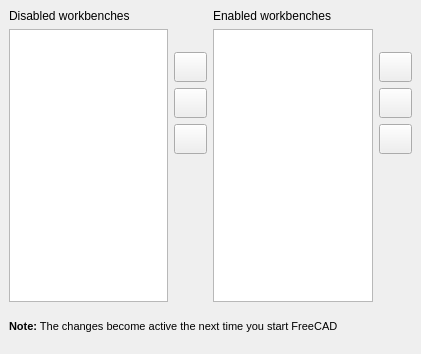
Before: the Qt Designer form src/Gui/DlgWorkbenches.ui in berndhahnebach/All_FreeCAD, drawn with Qt 5.
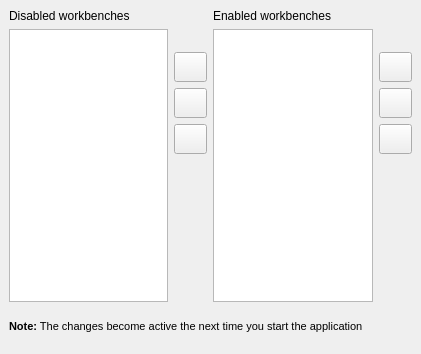
After: the same form once the commit is applied. Icons and pictures are not drawn. Custom widgets are drawn as their Qt base class.

Commit message: Improve branding by avoiding explicit use of 'FreeCAD' in tool tips

What changed in the file:
```diff
--- a/src/Gui/DlgWorkbenches.ui
+++ b/src/Gui/DlgWorkbenches.ui
@@ -237,7 +237,7 @@
    <item row="10" column="0" colspan="4">
     <widget class="QLabel" name="label">
      <property name="text">
-      <string>&lt;html&gt;&lt;head/&gt;&lt;body&gt;&lt;p&gt;&lt;span style=&quot; font-family:'MS Shell Dlg 2'; font-size:8pt; font-weight:600;&quot;&gt;Note:&lt;/span&gt;&lt;span style=&quot; font-family:'MS Shell Dlg 2'; font-size:8pt;&quot;&gt; The changes become active the next time you start FreeCAD&lt;/span&gt;&lt;/p&gt;&lt;/body&gt;&lt;/html&gt;</string>
+      <string>&lt;html&gt;&lt;head/&gt;&lt;body&gt;&lt;p&gt;&lt;span style=&quot; font-family:'MS Shell Dlg 2'; font-size:8pt; font-weight:600;&quot;&gt;Note:&lt;/span&gt;&lt;span style=&quot; font-family:'MS Shell Dlg 2'; font-size:8pt;&quot;&gt; The changes become active the next time you start the application&lt;/span&gt;&lt;/p&gt;&lt;/body&gt;&lt;/html&gt;</string>
      </property>
     </widget>
    </item>
```
The commit also changes 8 other files.
